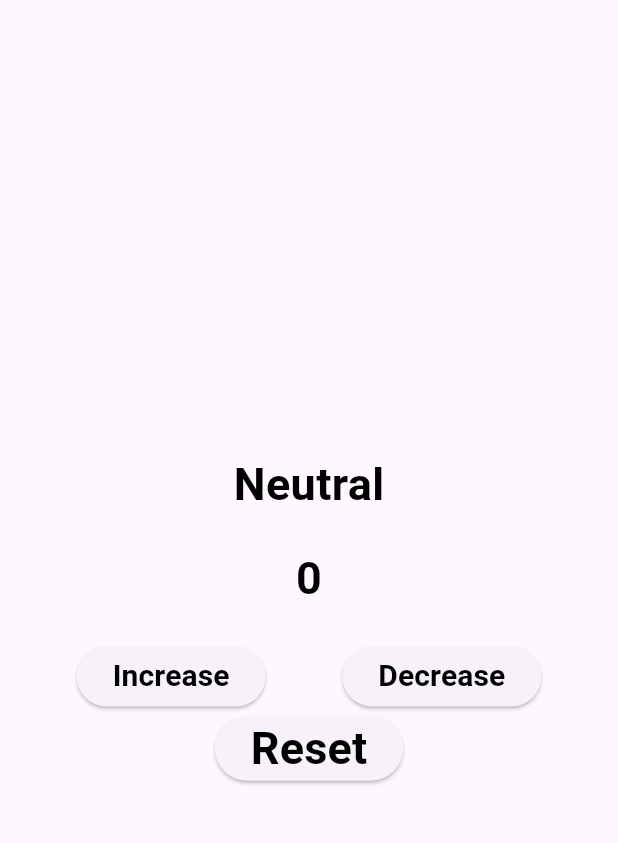
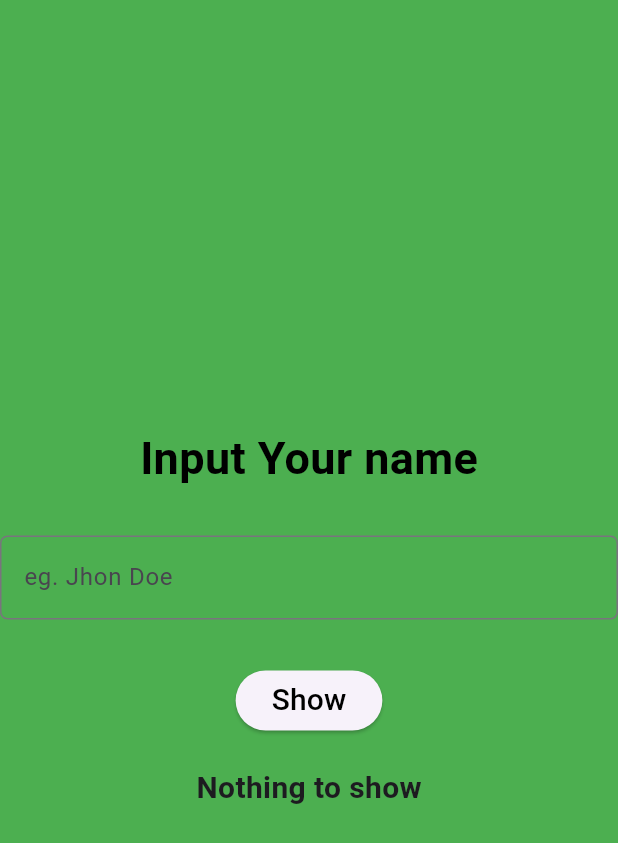
Before and after one commit to Umar2110/flutter_lesson_with_chatgpt, a Flutter app: the screen it shows after launch, on a phone screen of 412 x 824 dp. Shown: the top 843 px of the screen. Run offline on Flutter 3.47's test engine with Material 3 defaults, Android fonts, the phone set to English and light mode, and no system bars.

Commit message:
L11 controller and showing texts when typed

```diff
--- /dev/null
+++ b/lib/Lesson11.dart
@@ -0,0 +1,61 @@
+import 'package:flutter/material.dart';
+
+class Lesson11 extends StatefulWidget {
+  @override
+  State<Lesson11> createState() => _Lesson11State();
+}
+
+class _Lesson11State extends State<Lesson11> {
+  final TextEditingController _controller = TextEditingController();
+  Color col = Colors.green;
+  String name = "";
+  @override
+  Widget build(BuildContext context) {
+    return Scaffold(
+      body: Container(
+        color: col,
+        child: Column(
+          mainAxisAlignment: MainAxisAlignment.center,
+          children: [
+            Text(
+              'Input Your name',
+              style: TextStyle(
+                color: Colors.black,
+                fontWeight: FontWeight.bold,
+                fontSize: 30,
+              ),
+            ),
+            SizedBox(height: 30),
+            TextField(
+              controller: _controller,
+              decoration: InputDecoration(
+                hintText: "eg. Jhon Doe",
+                border: OutlineInputBorder(
+                  borderRadius: BorderRadius.circular(5),
+                ),
+              ),
+            ),
+            SizedBox(height: 30),
+            ElevatedButton(
+              onPressed: () {
+                setState(() {
+                  name = _controller.text;
+                  name.isEmpty ? col = Colors.red : col = Colors.green;
+                });
+              },
+              child: Text(
+                'Show',
+                style: TextStyle(fontSize: 20, color: Colors.black),
+              ),
+            ),
+            SizedBox(height: 20),
+            Text(
+              name.isEmpty ? "Nothing to show" : "Hello $name",
+              style: TextStyle(fontSize: 20, fontWeight: FontWeight.bold),
+            ),
+          ],
+        ),
+      ),
+    );
+  }
+}
--- a/lib/main.dart
+++ b/lib/main.dart
@@ -1,5 +1,6 @@
 import "package:flutter/material.dart";
-import "package:flutter_lesson/Lesson10.dart";
+
+import "package:flutter_lesson/Lesson11.dart";
 
 void main() => runApp(MyApp());
 
@@ -8,7 +9,7 @@ class MyApp extends StatelessWidget {
 
   @override
   Widget build(BuildContext context) {
-    return MaterialApp(debugShowCheckedModeBanner: false, home: Lesson10());
+    return MaterialApp(debugShowCheckedModeBanner: false, home: Lesson11());
   }
 }
 
```
